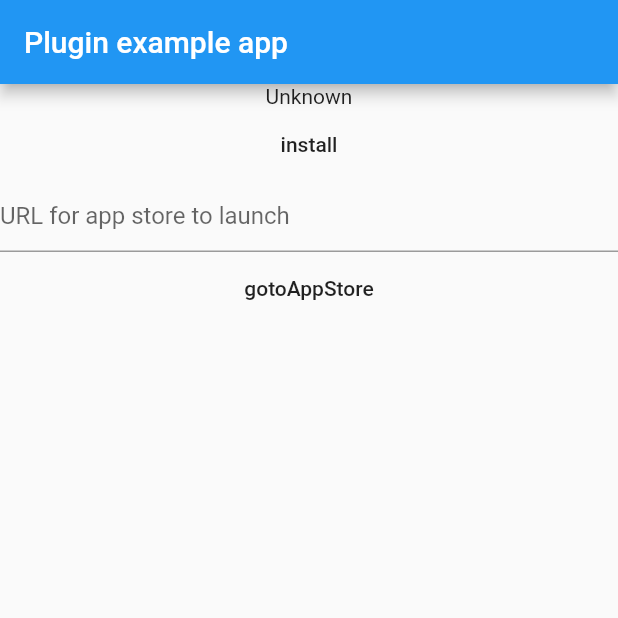
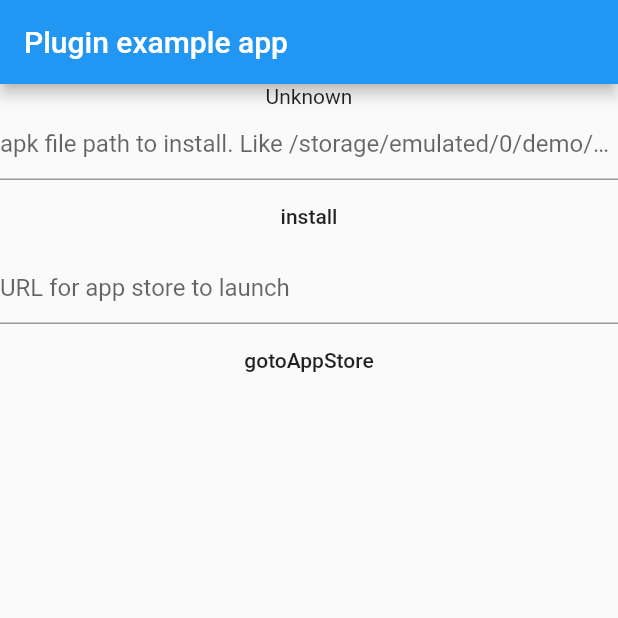
Before and after one commit to hui-z/flutter_install_plugin, a Flutter app: the screen it shows after launch, after a tap on "install", on a phone screen of 412 x 824 dp, the top half of it. Run offline on Flutter 3.47's test engine with Material 2 defaults, Android fonts, the phone set to English and light mode, and no system bars; our stand-ins replace permission_handler.

Commit message:
add permission handler for example; fix android run fail

```diff
--- a/example/lib/main.dart
+++ b/example/lib/main.dart
@@ -3,6 +3,7 @@ import 'dart:async';
 import 'package:flutter/material.dart';
 import 'package:flutter/services.dart';
 import 'package:install_plugin/install_plugin.dart';
+import 'package:permission_handler/permission_handler.dart';
 
 void main() => runApp(new MyApp());
 
@@ -14,6 +15,7 @@ class MyApp extends StatefulWidget {
 class _MyAppState extends State<MyApp> {
   String _platformVersion = 'Unknown';
   String _appUrl = '';
+  String _apkFilePath = '';
 
   @override
   void initState() {
@@ -45,6 +47,12 @@ class _MyAppState extends State<MyApp> {
         body: new Column(
           children: <Widget>[
             Text(_platformVersion),
+            TextField(
+              decoration: InputDecoration(
+                  hintText:
+                      'apk file path to install. Like /storage/emulated/0/demo/update.apk'),
+              onChanged: (path) => _apkFilePath = path,
+            ),
             FlatButton(
                 onPressed: () {
                   onClickInstallApk();
@@ -64,14 +72,23 @@ class _MyAppState extends State<MyApp> {
     );
   }
 
-  void onClickInstallApk() {
-    InstallPlugin.installApk('/storage/emulated/0/zpartner/update.apk',
-            'com.zaihui.installpluginexample')
-        .then((result) {
-      print('install apk $result');
-    }).catchError((error) {
-      print('install apk error: $error');
-    });
+  void onClickInstallApk() async {
+    if (_apkFilePath.isEmpty) {
+      print('make sure the apk file is set');
+      return;
+    }
+    Map<PermissionGroup, PermissionStatus> permissions =
+        await PermissionHandler().requestPermissions([PermissionGroup.storage]);
+    if (permissions[PermissionGroup.storage] == PermissionStatus.granted) {
+      InstallPlugin.installApk(_apkFilePath, 'com.zaihui.installpluginexample')
+          .then((result) {
+        print('install apk $result');
+      }).catchError((error) {
+        print('install apk error: $error');
+      });
+    } else {
+      print('Permission request fail!');
+    }
   }
 
   void onClickGotoAppStore(String url) {
--- a/example/pubspec.yaml
+++ b/example/pubspec.yaml
@@ -25,6 +25,8 @@ dev_dependencies:
 
   install_plugin:
     path: ../
+
+  permission_handler: 2.1.0
 
 # For information on the generic Dart part of this file, see the
 # following page: https://www.dartlang.org/tools/pub/pubspec
```
Also changed, not shown: 1 other file.
